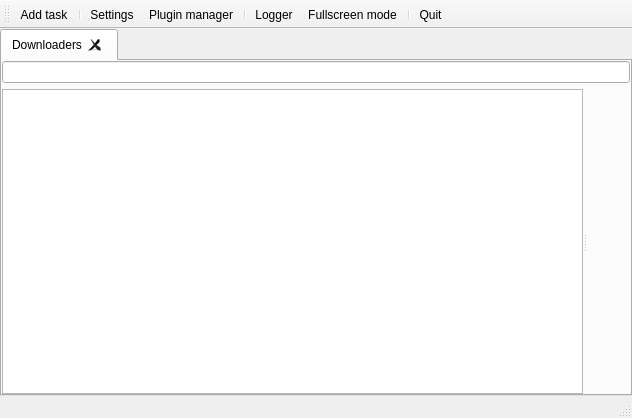
0xd34df00d/leechcraft, file src/leechcraft.ui: the form before one commit.
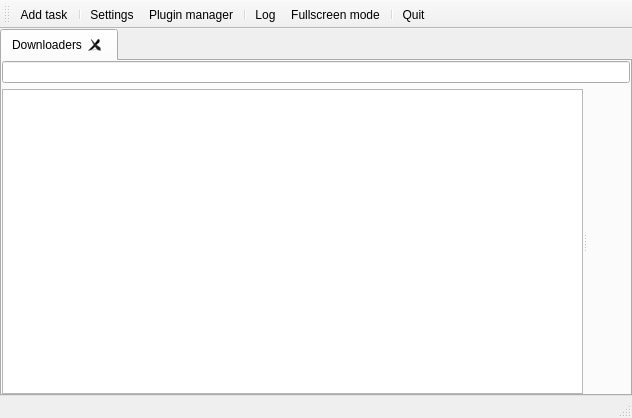
The form after the commit. Icons and pictures are not drawn. Custom widgets are drawn as their Qt base class.

Diff of the .ui file:
```diff
--- a/src/leechcraft.ui
+++ b/src/leechcraft.ui
@@ -192,7 +192,10 @@
   </action>
   <action name="ActionLogger_">
    <property name="text">
-    <string>Logger</string>
+    <string>Log</string>
+   </property>
+   <property name="toolTip">
+    <string>Log</string>
    </property>
   </action>
  </widget>
```
